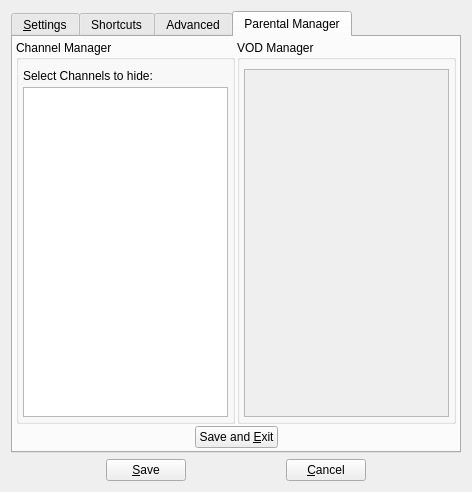
The window that forms/csettingsdlg.ui (code-google-com/vlc-record) describes before a commit, drawn with Qt 5.
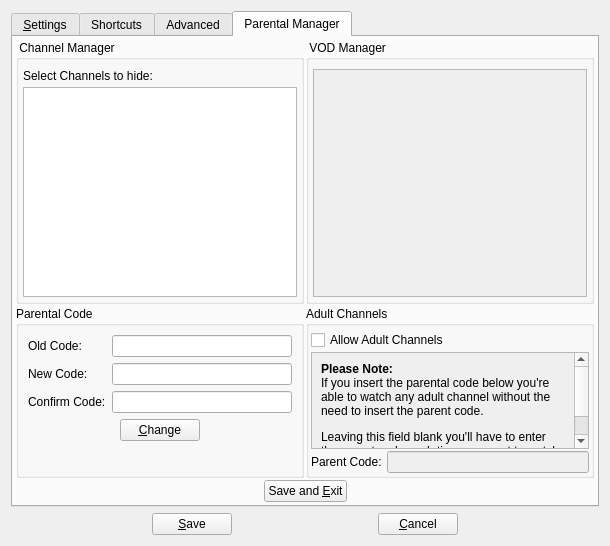
The same window after the commit. The open tabs and pages were chosen to show the change. Icons and pictures are not drawn. Custom widgets are drawn as their Qt base class.

Commit message: - add parent code change to setting - move adult channel stuff into parent manager

```diff
--- a/forms/csettingsdlg.ui
+++ b/forms/csettingsdlg.ui
@@ -6,8 +6,8 @@
    <rect>
     <x>0</x>
     <y>0</y>
-    <width>469</width>
-    <height>462</height>
+    <width>610</width>
+    <height>546</height>
    </rect>
   </property>
   <property name="windowTitle">
@@ -57,29 +57,8 @@
             </property>
            </widget>
           </item>
-          <item row="1" column="0" colspan="2">
-           <widget class="QCheckBox" name="checkAdult">
-            <property name="text">
-             <string>Allow Adult Channels</string>
-            </property>
-           </widget>
-          </item>
-          <item row="1" column="2">
-           <widget class="QLabel" name="label_14">
-            <property name="text">
-             <string>Parent Code: </string>
-            </property>
-           </widget>
-          </item>
-          <item row="1" column="3">
-           <widget class="QLineEdit" name="lineErosPass">
-            <property name="enabled">
-             <bool>false</bool>
-            </property>
-            <property name="echoMode">
-             <enum>QLineEdit::Password</enum>
-            </property>
-           </widget>
+          <item row="0" column="1">
+           <widget class="QLineEdit" name="lineUsr"/>
           </item>
          </layout>
         </widget>
@@ -759,7 +738,7 @@
           </layout>
          </widget>
          <widget class="QWidget" name="setPage">
-          <layout class="QVBoxLayout" name="verticalLayout_7" stretch="20,1">
+          <layout class="QVBoxLayout" name="verticalLayout_7" stretch="20,13,0">
            <property name="spacing">
             <number>2</number>
            </property>
@@ -771,7 +750,7 @@
              <item>
               <widget class="QGroupBox" name="groupBox">
                <property name="title">
-                <string>Channel Manager</string>
+                <string> Channel Manager </string>
                </property>
                <layout class="QVBoxLayout" name="verticalLayout_8">
                 <property name="spacing">
@@ -815,7 +794,7 @@
              <item>
               <widget class="QGroupBox" name="groupBox_2">
                <property name="title">
-                <string>VOD Manager</string>
+                <string> VOD Manager </string>
                </property>
                <layout class="QVBoxLayout" name="verticalLayout_9">
                 <property name="spacing">
@@ -843,8 +822,8 @@
                     <rect>
                      <x>0</x>
                      <y>0</y>
-                     <width>203</width>
-                     <height>319</height>
+                     <width>269</width>
+                     <height>220</height>
                     </rect>
                    </property>
                   </widget>
@@ -855,6 +834,182 @@
              </item>
             </layout>
            </item>
+           <item>
+            <layout class="QHBoxLayout" name="horizontalLayout_8" stretch="5,5">
+             <item>
+              <widget class="QGroupBox" name="groupBox_4">
+               <property name="title">
+                <string>Parental Code</string>
+               </property>
+               <layout class="QFormLayout" name="formLayout_4">
+                <property name="fieldGrowthPolicy">
+                 <enum>QFormLayout::AllNonFixedFieldsGrow</enum>
+                </property>
+                <item row="0" column="0">
+                 <widget class="QLabel" name="label_20">
+                  <property name="text">
+                   <string>Old Code:</string>
+                  </property>
+                 </widget>
+                </item>
+                <item row="0" column="1">
+                 <widget class="QLineEdit" name="lineOldPCode">
+                  <property name="echoMode">
+                   <enum>QLineEdit::Password</enum>
+                  </property>
+                 </widget>
+                </item>
+                <item row="1" column="0">
+                 <widget class="QLabel" name="label_21">
+                  <property name="text">
+                   <string>New Code:</string>
+                  </property>
+                 </widget>
+                </item>
+                <item row="1" column="1">
+                 <widget class="QLineEdit" name="lineNewPCode">
+                  <property name="echoMode">
+                   <enum>QLineEdit::Password</enum>
+                  </property>
+                 </widget>
+                </item>
+                <item row="2" column="0">
+                 <widget class="QLabel" name="label_22">
+                  <property name="text">
+                   <string>Confirm Code:</string>
+                  </property>
+                 </widget>
+                </item>
+                <item row="2" column="1">
+                 <widget class="QLineEdit" name="lineConfirmPCode">
+                  <property name="echoMode">
+                   <enum>QLineEdit::Password</enum>
+                  </property>
+                 </widget>
+                </item>
+                <item row="3" column="0" colspan="2">
+                 <layout class="QHBoxLayout" name="horizontalLayout_9">
+                  <item>
+                   <spacer name="horizontalSpacer_7">
+                    <property name="orientation">
+                     <enum>Qt::Horizontal</enum>
+                    </property>
+                    <property name="sizeHint" stdset="0">
+                     <size>
+                      <width>40</width>
+                      <height>20</height>
+                     </size>
+                    </property>
+                   </spacer>
+                  </item>
+                  <item>
+                   <widget class="QPushButton" name="btnChgPCode">
+                    <property name="text">
+                     <string>&amp;Change</string>
+                    </property>
+                   </widget>
+                  </item>
+                  <item>
+                   <spacer name="horizontalSpacer_3">
+                    <property name="orientation">
+                     <enum>Qt::Horizontal</enum>
+                    </property>
+                    <property name="sizeHint" stdset="0">
+                     <size>
+                      <width>40</width>
+                      <height>20</height>
+                     </size>
+                    </property>
+                   </spacer>
+                  </item>
+                 </layout>
+                </item>
+               </layout>
+              </widget>
+             </item>
+             <item>
+              <widget class="QGroupBox" name="groupBox_3">
+               <property name="title">
+                <string>Adult Channels</string>
+               </property>
+               <layout class="QVBoxLayout" name="verticalLayout_11">
+                <property name="spacing">
+                 <number>2</number>
+                </property>
+                <property name="leftMargin">
+                 <number>2</number>
+                </property>
+                <property name="topMargin">
+                 <number>4</number>
+                </property>
+                <property name="rightMargin">
+                 <number>2</number>
+                </property>
+                <property name="bottomMargin">
+                 <number>2</number>
+                </property>
+                <item>
+                 <widget class="QCheckBox" name="checkAdult">
+                  <property name="text">
+                   <string>Allow Adult Channels</string>
+                  </property>
+                 </widget>
+                </item>
+                <item>
+                 <widget class="QScrollArea" name="scrollArea_2">
+                  <property name="widgetResizable">
+                   <bool>true</bool>
+                  </property>
+                  <widget class="QWidget" name="scrollAreaWidgetContents">
+                   <property name="geometry">
+                    <rect>
+                     <x>0</x>
+                     <y>0</y>
+                     <width>257</width>
+                     <height>166</height>
+                    </rect>
+                   </property>
+                   <layout class="QVBoxLayout" name="verticalLayout_10">
+                    <item>
+                     <widget class="QLabel" name="label_23">
+                      <property name="text">
+                       <string>&lt;html&gt;&lt;head/&gt;&lt;body&gt;&lt;p&gt;&lt;span style=&quot; font-weight:600;&quot;&gt;Please Note:&lt;/span&gt;&lt;br/&gt;If you insert the parental code below you're able to watch any adult channel without the need to insert the parent code. &lt;/p&gt;&lt;p&gt;Leaving this field blank you'll have to enter the parent code each time you want to watch an adult channel.&lt;/p&gt;&lt;/body&gt;&lt;/html&gt;</string>
+                      </property>
+                      <property name="wordWrap">
+                       <bool>true</bool>
+                      </property>
+                     </widget>
+                    </item>
+                   </layout>
+                  </widget>
+                 </widget>
+                </item>
+                <item>
+                 <layout class="QHBoxLayout" name="horizontalLayout_10">
+                  <item>
+                   <widget class="QLabel" name="label_14">
+                    <property name="text">
+                     <string>Parent Code: </string>
+                    </property>
+                   </widget>
+                  </item>
+                  <item>
+                   <widget class="QLineEdit" name="lineErosPass">
+                    <property name="enabled">
+                     <bool>false</bool>
+                    </property>
+                    <property name="echoMode">
+                     <enum>QLineEdit::Password</enum>
+                    </property>
+                   </widget>
+                  </item>
+                 </layout>
+                </item>
+               </layout>
+              </widget>
+             </item>
+            </layout>
+           </item>
            <item>
             <layout class="QHBoxLayout" name="horizontalLayout_7">
              <property name="spacing">
```
Left out of the diff: 262 changed lines with no effect on the pictures. The commit also changes 7 other files.
